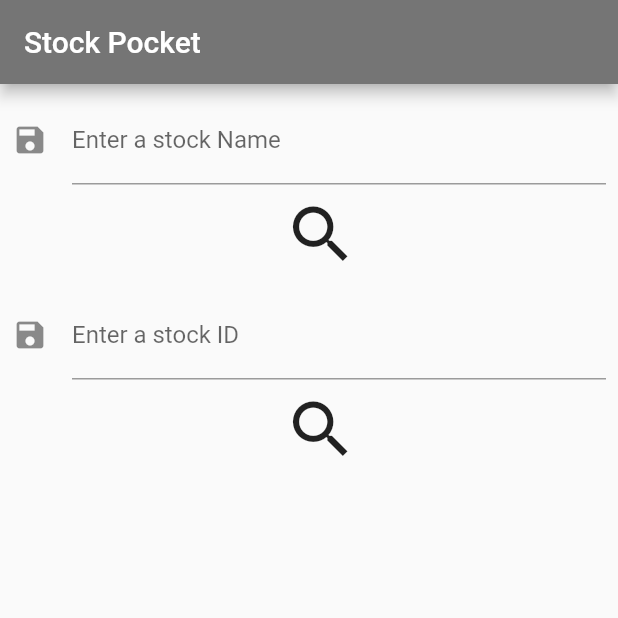
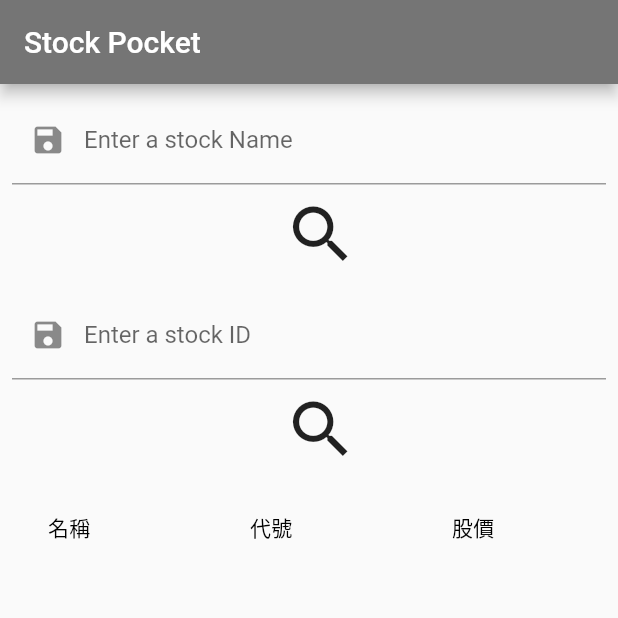
Before and after one commit to BigTsung/Flutter, a Flutter app: the screen it shows after launch, on a phone screen of 412 x 824 dp, the top half of it. Run offline on Flutter 3.47's test engine with Material 2 defaults, Android fonts, the phone set to English and light mode, and no system bars; our stand-ins replace flutter_spinkit, responsive_builder; missing offline and left inert: beautifulsoup, dart:ffi, excel.

Commit message:
added datatable to show the info of stock

```diff
--- a/projects/pocket_stock/lib/main.dart
+++ b/projects/pocket_stock/lib/main.dart
@@ -1,3 +1,5 @@
+import 'dart:ffi';
+
 import 'package:flutter/material.dart';
 import 'package:http/http.dart' as http;
 import 'dart:convert' as convert;
@@ -38,12 +40,29 @@ class StockTable {
   StockTable(this.name, this.id);
 }
 
+class Stock {
+  String name;
+  String id;
+  Float eps;
+  Float closingPrice;
+
+  Stock(this.name, this.id, this.eps, this.closingPrice);
+}
+
 class _MyHomePageState extends State<MyHomePage> {
   final stockNamecontroller = TextEditingController();
   final getIDController = TextEditingController();
   String stockContent = "";
   List stocks = [];
   String stockName = '';
+
+  List<DataRow> _stockList = [
+    // DataRow(cells: <DataCell>[
+    //   DataCell(Text('')),
+    //   DataCell(Text('')),
+    //   DataCell(Text('')),
+    // ]),
+  ];
 
   Future<void> initStockTable() async {
     print("getStockIDbyName");
@@ -89,9 +108,9 @@ class _MyHomePageState extends State<MyHomePage> {
   }
 
   Future<void> getStockInfoByID() async {
-    print(stockNamecontroller.text);
-    var url = 'https://goodinfo.tw/StockInfo/StockDetail.asp?STOCK_ID=' +
-        stockNamecontroller.text;
+    String stockID = stockNamecontroller.text;
+    var url =
+        'https://goodinfo.tw/StockInfo/StockDetail.asp?STOCK_ID=' + stockID;
     var response = await http.get(url);
 
     List<int> bytes = response.bodyBytes;
@@ -99,18 +118,30 @@ class _MyHomePageState extends State<MyHomePage> {
 
     var soup = Beautifulsoup(result);
 
+    print(stockID);
+
     var classlinks = soup.find_all("table");
     var element = classlinks.firstWhere(
         (element) => element.className == "solid_1_padding_3_1_tbl");
 
-    print("before: ");
     print(element.text);
 
-    List<String> stockInfoList = element.text.split(" ");
+    String resultStr = element.text.replaceFirst("期貨標的選擇權標的資料日期:", "");
+
+    // resultStr.replaceFirst(stockID, "");
+    // print(resultStr);
+
+    List<String> stockInfoList = resultStr.split(" ");
     stockInfoList.removeWhere((item) => item == "");
 
-    print("after : ");
+    // print("after : ");
     print(stockInfoList);
+
+    _stockList.add(DataRow(cells: <DataCell>[
+      DataCell(Text(stockInfoList[0])),
+      DataCell(Text(stockID)),
+      DataCell(Text(stockInfoList[10])),
+    ]));
 
     // Bad progress
     String strStockInfo = stockInfoList[2] +
@@ -145,6 +176,7 @@ class _MyHomePageState extends State<MyHomePage> {
         "  " +
         stockInfoList[17] +
         "\n";
+
     setState(() {
       stockContent = strStockInfo;
     });
@@ -182,6 +214,13 @@ class _MyHomePageState extends State<MyHomePage> {
       body: ListView(
         padding: const EdgeInsets.all(8),
         children: <Widget>[
+          // Container(
+          //     height: 100,
+          //     // color: Colors.amber[600],
+          //     child: Text(
+          //       "Enter a stock name",
+          //       style: TextStyle(color: Colors.grey[800], fontSize: 30),
+          //     )),
           Container(
             height: 130,
             child: Column(
@@ -197,7 +236,7 @@ class _MyHomePageState extends State<MyHomePage> {
                         color: Colors.grey,
                         width: 5,
                       )),
-                      icon: Icon(Icons.save),
+                      prefixIcon: Icon(Icons.save),
                       labelText: 'Enter a stock Name'),
                 ),
                 SizedBox(
@@ -220,7 +259,8 @@ class _MyHomePageState extends State<MyHomePage> {
                     print("$text");
                   },
                   decoration: InputDecoration(
-                      icon: Icon(Icons.save), labelText: 'Enter a stock ID'),
+                      prefixIcon: Icon(Icons.save),
+                      labelText: 'Enter a stock ID'),
                 ),
                 SizedBox(
                     height: 50,
@@ -232,12 +272,14 @@ class _MyHomePageState extends State<MyHomePage> {
               ],
             ),
           ),
-          Text("$stockContent"),
-          // Container(
-          //   height: 100,
-          //   // color: Colors.amber[600],
-          //   child: const Center(child: Text("$stockContent")),
-          // ),
+          Container(
+            height: 130,
+            child: DataTable(columns: [
+              DataColumn(label: Text("名稱")),
+              DataColumn(label: Text("代號")),
+              DataColumn(label: Text("股價"))
+            ], rows: _stockList),
+          ),
         ],
       ),
     );
```
